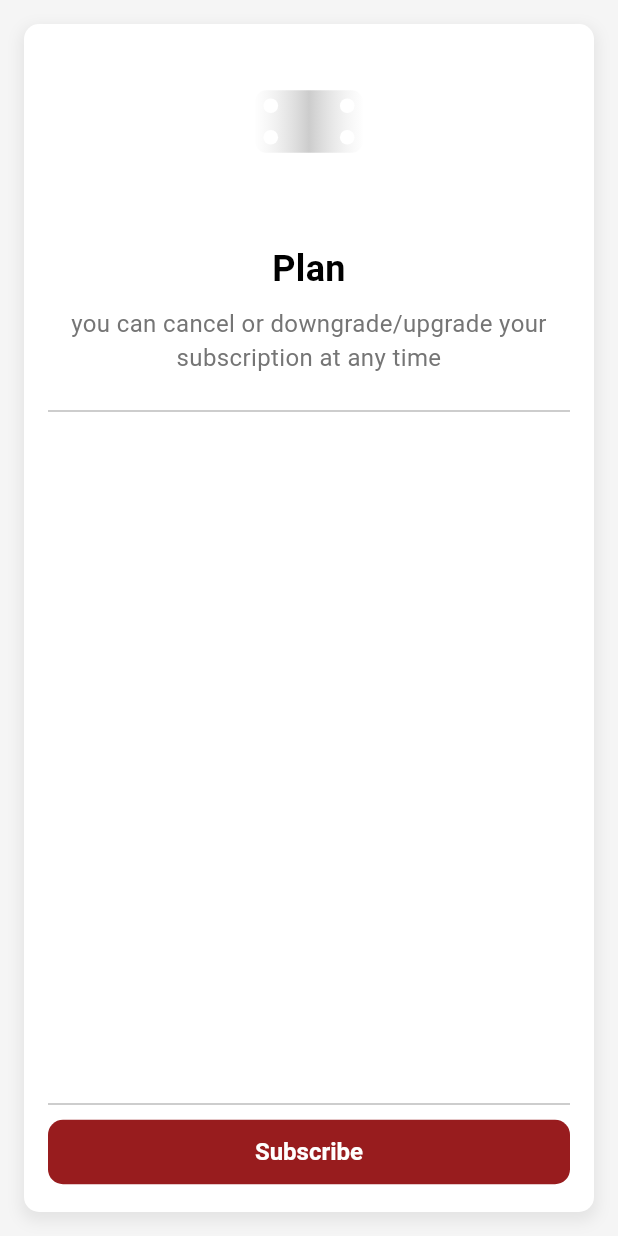
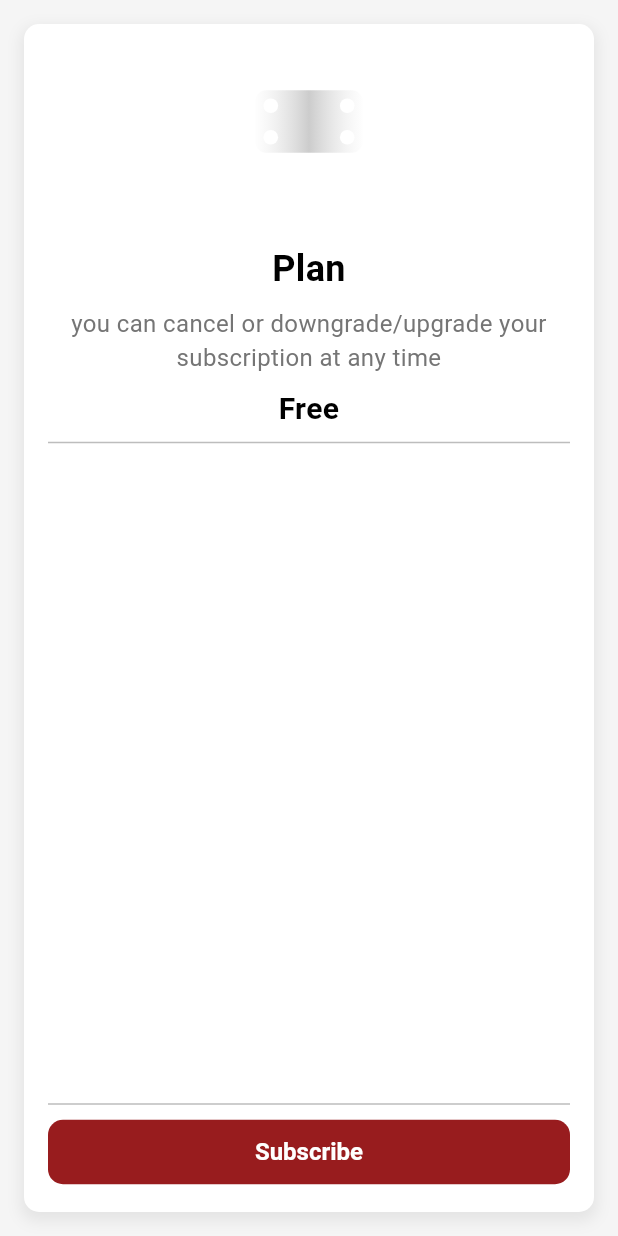
Before and after one commit to jo-plate/joplate-mobile-app, a Flutter app: the PlanWidget widget shown alone on an empty page, opened directly with empty values, on a phone screen of 412 x 824 dp. Run offline on Flutter 3.47's test engine with Material 3 defaults, Android fonts, the phone set to English and light mode, and no system bars; our stand-ins replace auto_route, carousel_slider, cloud_firestore, firebase_auth, firebase_core, flutter_bloc and 4 more; accounts and stored records are empty; network calls fail.

Commit message:
finish up plans

```diff
--- a/lib/presentation/routes/pages/my_plan_screen/my_plan_page.dart
+++ b/lib/presentation/routes/pages/my_plan_screen/my_plan_page.dart
@@ -57,14 +57,14 @@ class _MyPlanPageState extends State<MyPlanPage> {
                               height: 8,
                             ),
                             RichText(
-                              text: TextSpan(
+                              text: const TextSpan(
                                   text: "0",
                                   style: TextStyle(
                                       fontFamily: 'Mandatory',
                                       fontWeight: FontWeight.w700,
-                                      color: Colors.red[700],
+                                      color: Color(0xFF981C1E),
                                       fontSize: 28.0),
-                                  children: const [
+                                  children: [
                                     TextSpan(
                                       text: " /  JOD",
                                       style: TextStyle(
--- a/lib/presentation/routes/pages/plans_screen/ui/plan_widget.dart
+++ b/lib/presentation/routes/pages/plans_screen/ui/plan_widget.dart
@@ -76,7 +76,39 @@ class PlanWidget extends StatelessWidget {
                               fontSize: 16.0,
                             ),
                           ),
-                          const SizedBox(height: 16),
+                          const SizedBox(height: 8),
+                          if (plan.price > 0)
+                            RichText(
+                              textAlign: TextAlign.center,
+                              text: TextSpan(
+                                  text: plan.price.toDouble().toString(),
+                                  style: const TextStyle(
+                                      fontFamily: 'Mandatory',
+                                      fontWeight: FontWeight.w700,
+                                      color: Color(0xFF981C1E),
+                                      fontSize: 24.0),
+                                  children: const [
+                                    TextSpan(
+                                      text: " /  JOD",
+                                      style: TextStyle(
+                                          fontFamily: 'Mandatory',
+                                          fontWeight: FontWeight.w700,
+                                          color: Colors.black,
+                                          fontSize: 16.0),
+                                    )
+                                  ]),
+                            )
+                          else
+                            const Text(
+                              "Free",
+                              textAlign: TextAlign.center,
+                              style: TextStyle(
+                                color: Colors.black,
+                                fontWeight: FontWeight.w700,
+                                fontSize: 20.0,
+                              ),
+                            ),
+                          // const SizedBox(height: 16),
                           Divider(
                             color: Colors.grey[400],
                             thickness: 1,
--- a/lib/presentation/routes/router.dart
+++ b/lib/presentation/routes/router.dart
@@ -25,10 +25,10 @@ class AppRouter extends RootStackRouter {
   @override
   List<AutoRoute> get routes => [
         AutoRoute(
-          // path: '/',
+          path: '/',
           page: DashboardRoute.page,
           children: [
-            // AutoRoute(path: 'home', page: HomeRoute.page, initial: true),
+            AutoRoute(path: 'home', page: HomeRoute.page, initial: true),
             AutoRoute(path: 'profile', page: ProfileRoute.page),
             AutoRoute(path: 'favorite', page: FavoritesRoute.page),
           ],
@@ -41,6 +41,6 @@ class AppRouter extends RootStackRouter {
         AutoRoute(page: ChangePasswordRoute.page),
         AutoRoute(page: PlatesDetailsRoute.page, path: '/plate-details/:plateNumber'),
         AutoRoute(page: MyPlanRoute.page, path: '/myplan'),
-        AutoRoute(page: PlansRoute.page, path: '/plans', initial: true),
+        AutoRoute(page: PlansRoute.page, path: '/plans'),
       ];
 }
```
